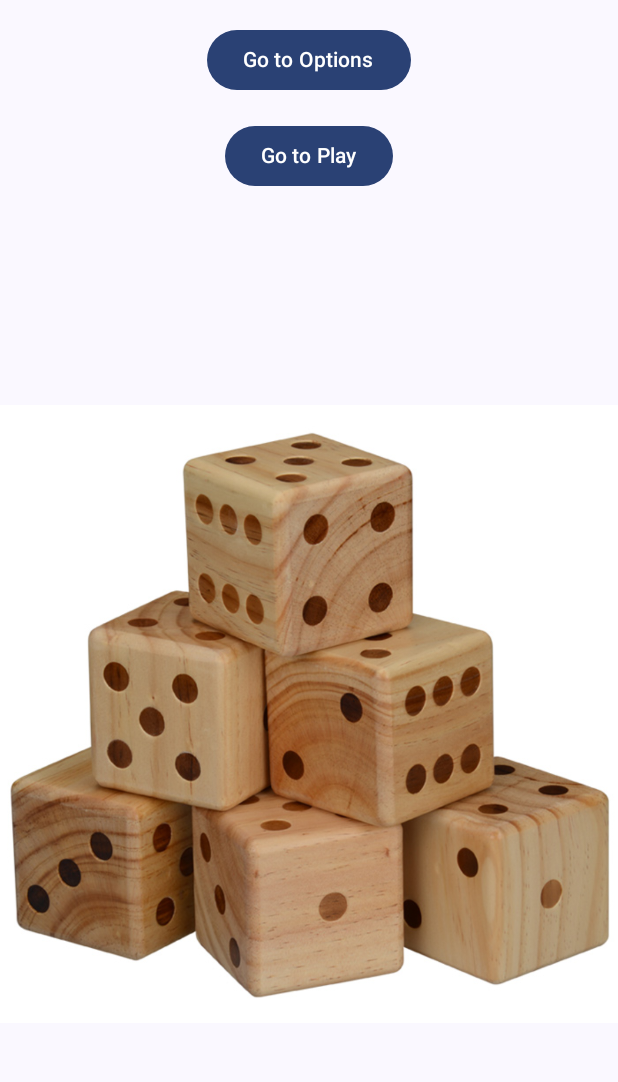
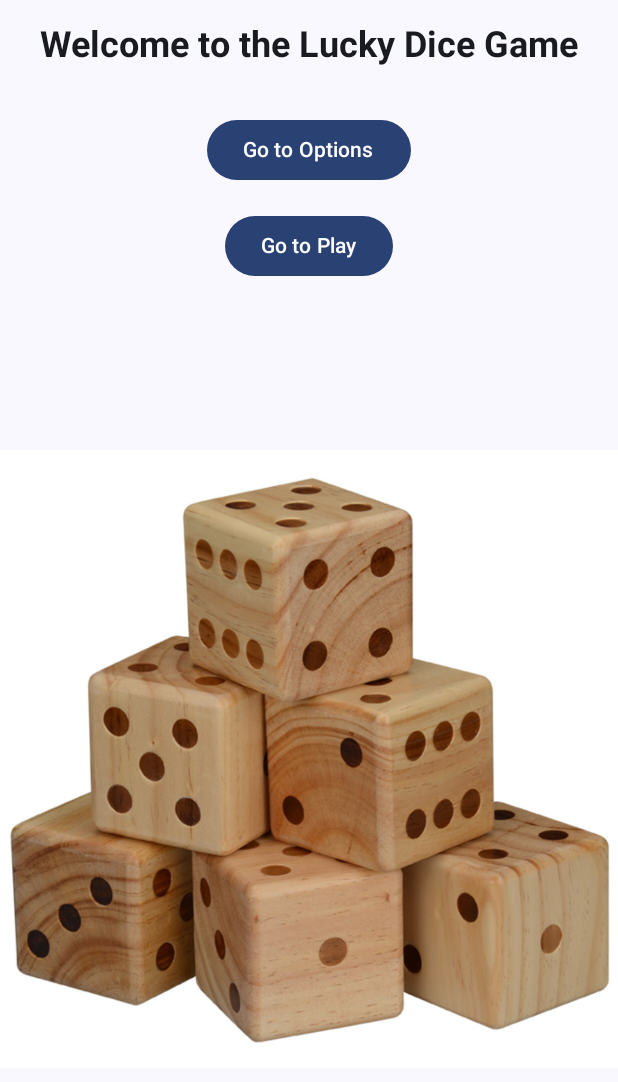
Before and after one commit to csstudent26/AndroidProject_3053007, an Android app built with Jetpack Compose: the screen it shows after launch (MainActivity), on a phone screen of 412 x 824 dp. Shown: the top 1082 px of the screen. Run offline under Robolectric (Android 15) with nearby library versions, the phone set to English and light mode, and no system bars.

Commit message:
Commit 9 : Using a 'Text' to Create a 'Header' in 'Home'

```diff
--- a/app/src/main/java/com/example/oct24provisional/MainActivity.kt
+++ b/app/src/main/java/com/example/oct24provisional/MainActivity.kt
@@ -34,7 +34,10 @@ import androidx.compose.ui.platform.LocalContext
 import androidx.compose.ui.res.painterResource
 import androidx.compose.ui.tooling.preview.Preview
 import androidx.compose.ui.unit.dp
+import androidx.compose.ui.unit.sp
 import com.Options
+import androidx.compose.ui.text.TextStyle
+import androidx.compose.ui.text.font.FontWeight
 
 import com.example.oct24provisional.ui.theme.OCT24ProvisionalTheme
 
@@ -57,9 +60,20 @@ class MainActivity : ComponentActivity() {
                         verticalArrangement = Arrangement.Top,
                         horizontalAlignment = Alignment.CenterHorizontally
                     ) {
-                   // Greeting("Android")
-                         //   HomeScreen()
+                        // Title
+                        Text(
+                            text = "Welcome to the Lucky Dice Game",
+                            style = TextStyle(
+                                fontSize = 24.sp, // Adjust the font size as needed
+                                fontWeight = FontWeight.Bold
+                            ),
+                            modifier = Modifier.padding(16.dp)
+                        )
+
+                        // Add Spacer if needed
                         Spacer(modifier = Modifier.height(16.dp))
+
+
                         // Button to navigate to Options
                         Button(
                             onClick = {
```
